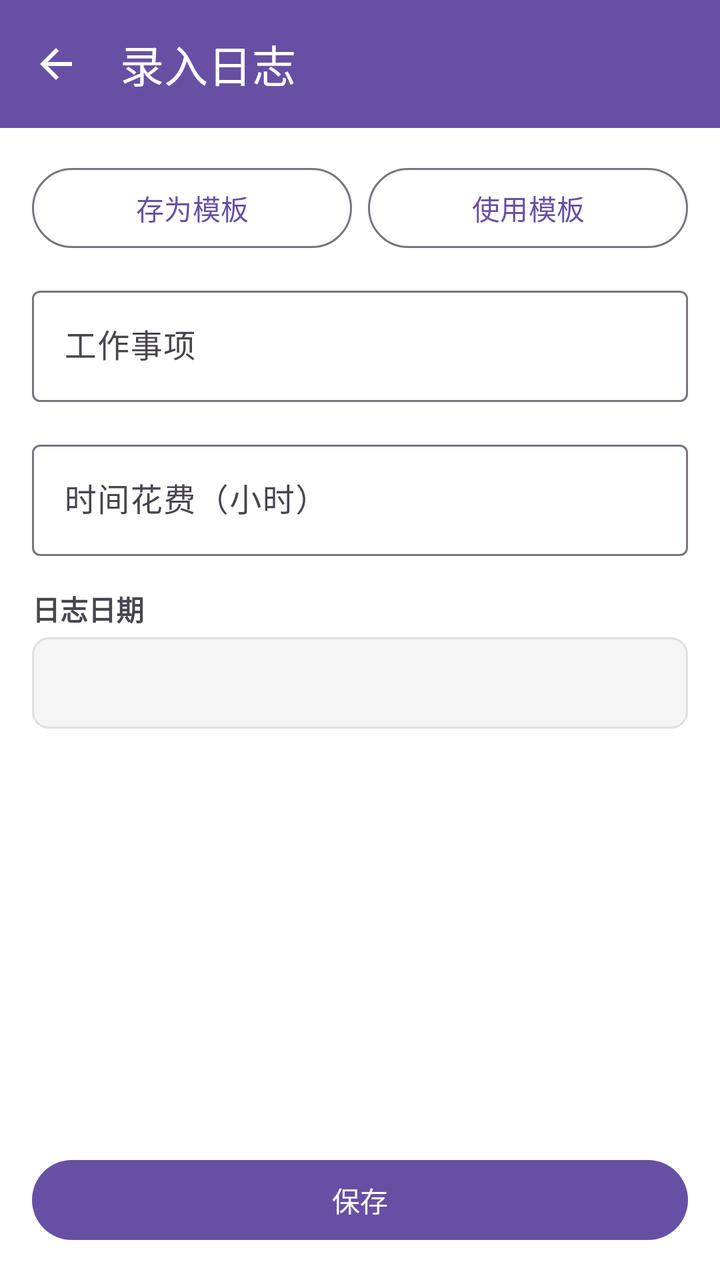
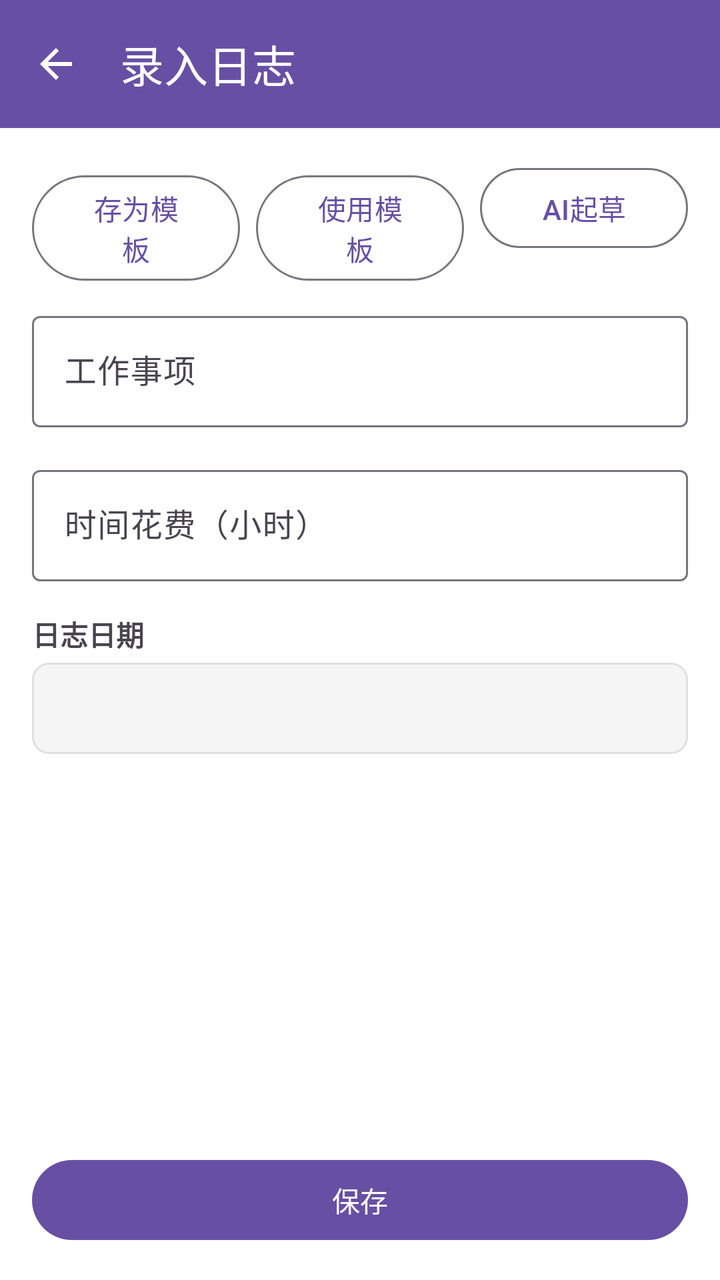

The first picture is an Android layout as it rendered before a commit; the second is the same layout after the commit. The layout source and the unified diff follow.
<!-- AndroidManifest.xml: application theme Theme.Project_Pandora -->
<!-- res/layout/activity_log_create.xml -->
<?xml version="1.0" encoding="utf-8"?>
<layout xmlns:android="http://schemas.android.com/apk/res/android"
    xmlns:app="http://schemas.android.com/apk/res-auto">

    <data>

    </data>

    <androidx.constraintlayout.widget.ConstraintLayout
        android:layout_width="match_parent"
        android:layout_height="match_parent"
        android:background="@android:color/white">

        <com.google.android.material.appbar.MaterialToolbar
            android:id="@+id/toolbar"
            android:layout_width="match_parent"
            android:layout_height="wrap_content"
            android:background="?attr/colorPrimary"
            app:title="录入日志"
            app:titleTextColor="@android:color/white"
            app:navigationIcon="@drawable/ic_back"
            app:layout_constraintTop_toTopOf="parent" />

        <TextView
            android:id="@+id/textAutoSaveStatus"
            android:layout_width="match_parent"
            android:layout_height="wrap_content"
            android:padding="4dp"
            android:textAlignment="center"
            android:textSize="12sp"
            android:textColor="#888888"
            android:visibility="gone"
            app:layout_constraintTop_toBottomOf="@id/toolbar" />

        <ScrollView
            android:layout_width="match_parent"
            android:layout_height="0dp"
            app:layout_constraintTop_toBottomOf="@id/textAutoSaveStatus"
            app:layout_constraintBottom_toTopOf="@id/btnSave">

            <LinearLayout
                android:layout_width="match_parent"
                android:layout_height="wrap_content"
                android:orientation="vertical"
                android:padding="16dp">

                <LinearLayout
                    android:layout_width="match_parent"
                    android:layout_height="wrap_content"
                    android:orientation="horizontal"
                    android:layout_marginBottom="12dp">

                    <com.google.android.material.button.MaterialButton
                        android:id="@+id/btnSaveTemplate"
                        style="@style/Widget.Material3.Button.OutlinedButton"
                        android:layout_width="0dp"
                        android:layout_height="wrap_content"
                        android:layout_weight="1"
                        android:text="存为模板"
                        android:layout_marginEnd="4dp" />

                    <com.google.android.material.button.MaterialButton
                        android:id="@+id/btnUseTemplate"
                        style="@style/Widget.Material3.Button.OutlinedButton"
                        android:layout_width="0dp"
                        android:layout_height="wrap_content"
                        android:layout_weight="1"
                        android:text="使用模板"
                        android:layout_marginStart="4dp" />

                </LinearLayout>

                <com.google.android.material.textfield.TextInputLayout
                    android:layout_width="match_parent"
                    android:layout_height="wrap_content"
                    android:hint="工作事项">

                    <com.google.android.material.textfield.TextInputEditText
                        android:id="@+id/editWorkItem"
                        android:layout_width="match_parent"
                        android:layout_height="wrap_content"
                        android:inputType="text" />

                </com.google.android.material.textfield.TextInputLayout>


                <com.google.android.material.textfield.TextInputLayout
                    android:layout_width="match_parent"
                    android:layout_height="wrap_content"
                    android:layout_marginTop="16dp"
                    android:hint="时间花费（小时）">

                    <com.google.android.material.textfield.TextInputEditText
                        android:id="@+id/editTimeCost"
                        android:layout_width="match_parent"
                        android:layout_height="wrap_content"
                        android:inputType="numberDecimal" />

                </com.google.android.material.textfield.TextInputLayout>

                <TextView
                    android:layout_width="wrap_content"
                    android:layout_height="wrap_content"
                    android:layout_marginTop="16dp"
                    android:text="日志日期"
                    android:textStyle="bold" />

                <TextView
                    android:id="@+id/textLogDate"
                    android:layout_width="match_parent"
                    android:layout_height="wrap_content"
                    android:layout_marginTop="4dp"
                    android:padding="12dp"
                    android:background="@drawable/bg_date_picker"
                    android:textSize="16sp" />

            </LinearLayout>

        </ScrollView>

        <com.google.android.material.button.MaterialButton
            android:id="@+id/btnSave"
            android:layout_width="match_parent"
            android:layout_height="wrap_content"
            android:layout_margin="16dp"
            android:text="保存"
            app:layout_constraintBottom_toBottomOf="parent" />

    </androidx.constraintlayout.widget.ConstraintLayout>
</layout>
<!-- resources referenced by this layout -->
<resources>
  <!-- drawable bg_date_picker (drawable) -->
  <?xml version="1.0" encoding="utf-8"?>
  <shape xmlns:android="http://schemas.android.com/apk/res/android"
      android:shape="rectangle">
      <solid android:color="#F5F5F5" />
      <corners android:radius="8dp" />
      <stroke android:width="1dp" android:color="#E0E0E0" />
  </shape>
  <!-- drawable ic_back (drawable) -->
  <vector xmlns:android="http://schemas.android.com/apk/res/android"
      android:width="24dp"
      android:height="24dp"
      android:viewportWidth="24"
      android:viewportHeight="24"
      android:tint="?attr/colorOnPrimary">
      <path
          android:fillColor="@android:color/white"
          android:pathData="M20,11H7.83l5.59,-5.59L12,4l-8,8 8,8 1.41,-1.41L7.83,13H20v-2z" />
  </vector>
  <style name="Theme.Project_Pandora" parent="Base.Theme.Project_Pandora" />
  <style name="Base.Theme.Project_Pandora" parent="Theme.Material3.DayNight.NoActionBar">
          
          
      </style>
</resources>

<!-- the commit's change to res/layout/activity_log_create.xml (unified diff, before → after) -->
@@ -66,6 +66,16 @@
                         android:layout_height="wrap_content"
                         android:layout_weight="1"
                         android:text="使用模板"
+                        android:layout_marginStart="4dp"
+                        android:layout_marginEnd="4dp" />
+
+                    <com.google.android.material.button.MaterialButton
+                        android:id="@+id/btnAiDraft"
+                        style="@style/Widget.Material3.Button.OutlinedButton"
+                        android:layout_width="0dp"
+                        android:layout_height="wrap_content"
+                        android:layout_weight="1"
+                        android:text="AI起草"
                         android:layout_marginStart="4dp" />
 
                 </LinearLayout>
